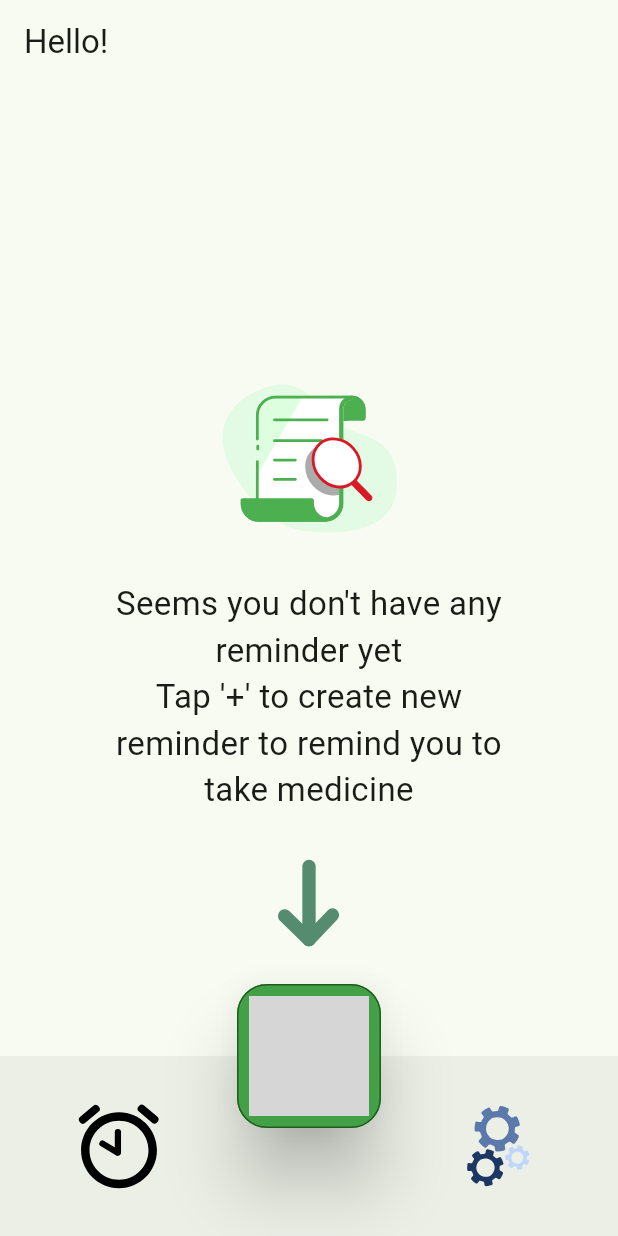
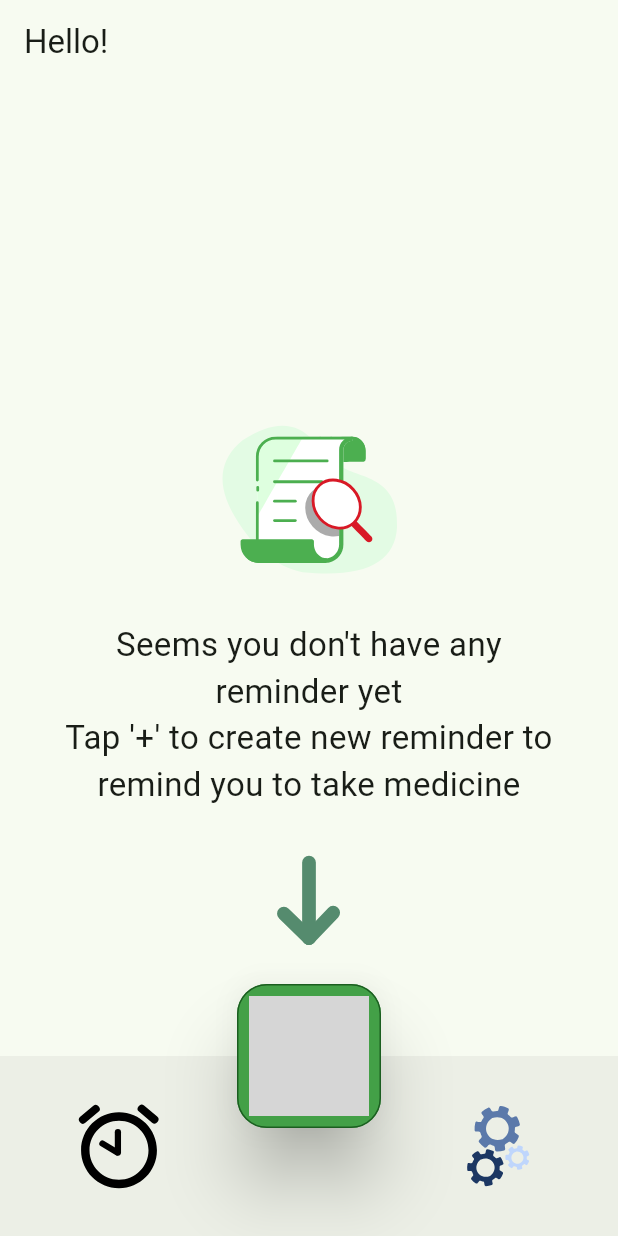
Before and after one commit to librajackyty/ESoundReminder, a Flutter app: the screen it shows after launch, on a phone screen of 412 x 824 dp. Run offline on Flutter 3.47's test engine with Material 2 defaults, Android fonts, the phone set to English and light mode, and no system bars; our stand-ins replace flutter_local_notifications, flutter_native_timezone, hive, hive_flutter, lottie, package_info_plus and 3 more; missing offline and left inert: day_picker; accounts and stored records are empty; project files that could hold a hidden picture were left out; grey boxes are pictures that could not be loaded.

Commit message:
Update fix no data ui

```diff
--- a/lib/screens/home.dart
+++ b/lib/screens/home.dart
@@ -336,7 +336,7 @@ class _HomePageState extends State<HomePage> with TickerProviderStateMixin {
         height: MediaQuery.of(context).size.width * 0.4,
       ),
       Container(
-        padding: EdgeInsets.only(left: 70, right: 70),
+        padding: EdgeInsets.only(left: 40, right: 40),
         child: Align(
             alignment: Alignment.center,
             child: CusSText(
@@ -346,8 +346,8 @@ class _HomePageState extends State<HomePage> with TickerProviderStateMixin {
       ),
       Lottie.asset(
         assetslinkLottie('95113-arrow-down'),
-        width: 120,
-        height: 120,
+        width: MediaQuery.of(context).size.width * 0.3,
+        height: MediaQuery.of(context).size.width * 0.3,
       ),
       SizedBox(
         height: 40,
```
